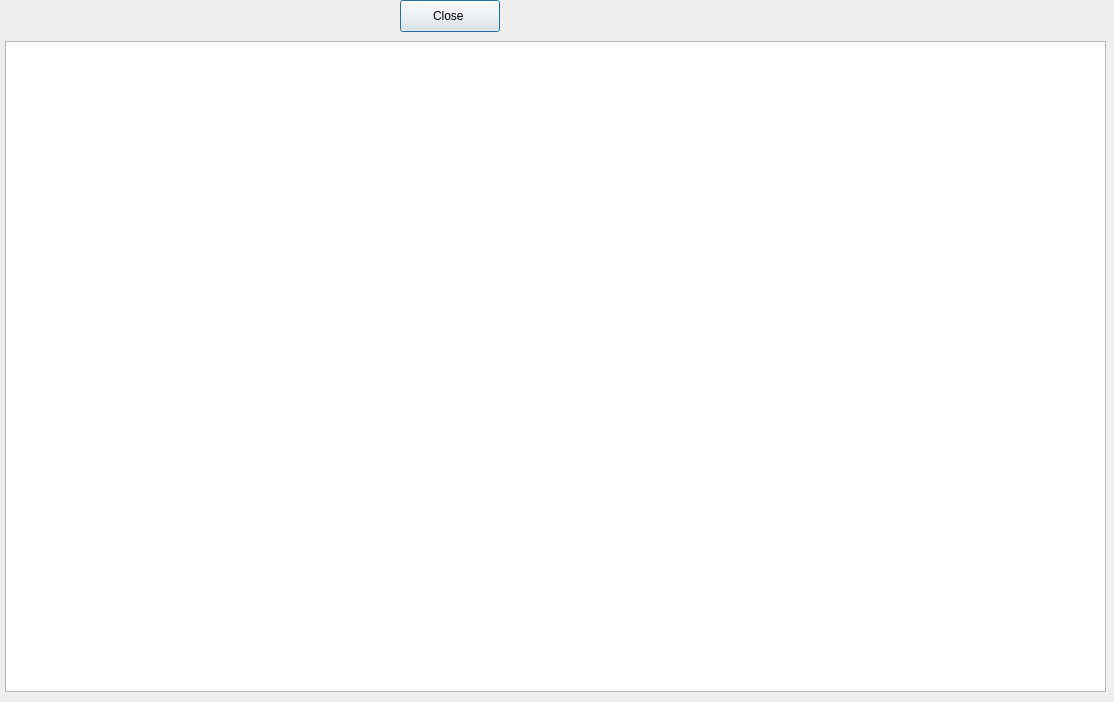
Above: addingfavopuritebook.ui from platohaDebil/BooksApp before the change. Below: the same form after it.
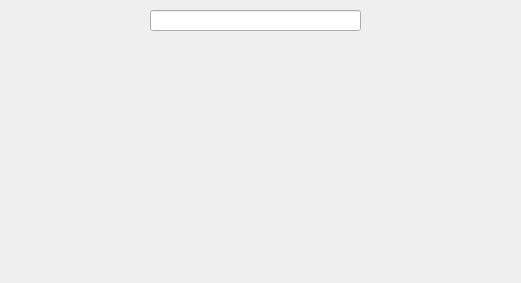
That is the form after the change.

```diff
--- a/addingfavopuritebook.ui
+++ b/addingfavopuritebook.ui
@@ -6,8 +6,8 @@
    <rect>
     <x>0</x>
     <y>0</y>
-    <width>1114</width>
-    <height>702</height>
+    <width>521</width>
+    <height>283</height>
    </rect>
   </property>
   <property name="windowTitle">
@@ -16,7 +16,7 @@
   <widget class="QPushButton" name="pushButton">
    <property name="geometry">
     <rect>
-     <x>400</x>
+     <x>1000</x>
      <y>0</y>
      <width>100</width>
      <height>32</height>
@@ -29,13 +29,26 @@
   <widget class="QTableView" name="tableView65">
    <property name="geometry">
     <rect>
-     <x>5</x>
-     <y>41</y>
-     <width>1101</width>
-     <height>651</height>
+     <x>576</x>
+     <y>312</y>
+     <width>20</width>
+     <height>20</height>
     </rect>
    </property>
   </widget>
+  <widget class="QLineEdit" name="lineEdit65">
+   <property name="geometry">
+    <rect>
+     <x>150</x>
+     <y>10</y>
+     <width>211</width>
+     <height>21</height>
+    </rect>
+   </property>
+   <property name="text">
+    <string/>
+   </property>
+  </widget>
  </widget>
  <resources/>
  <connections>
```
